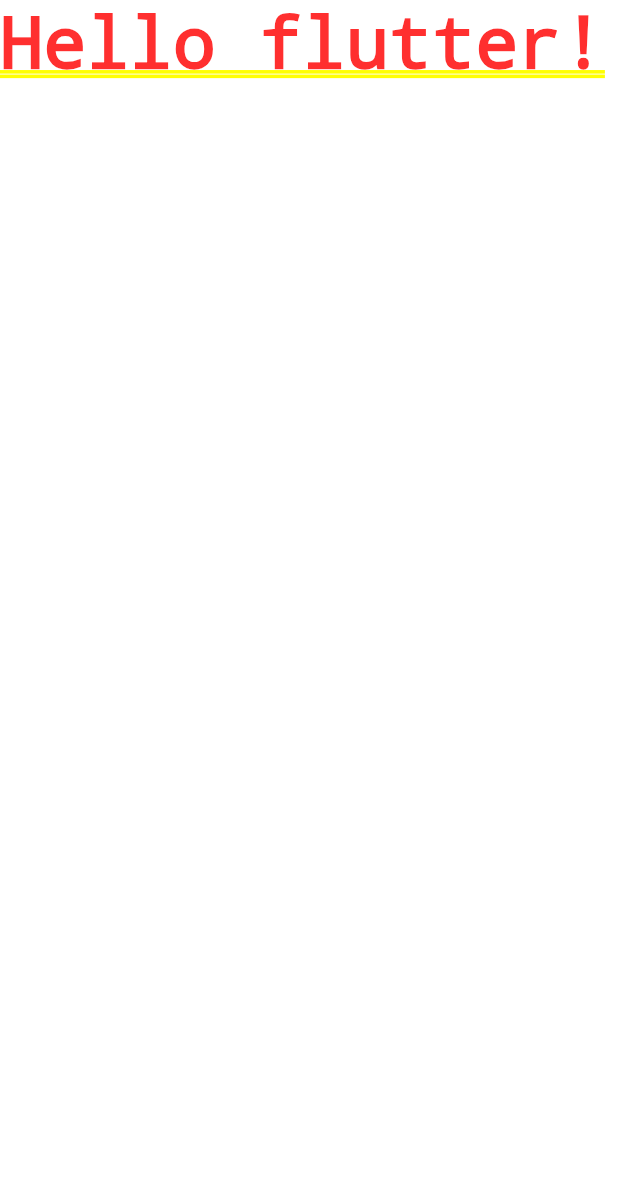
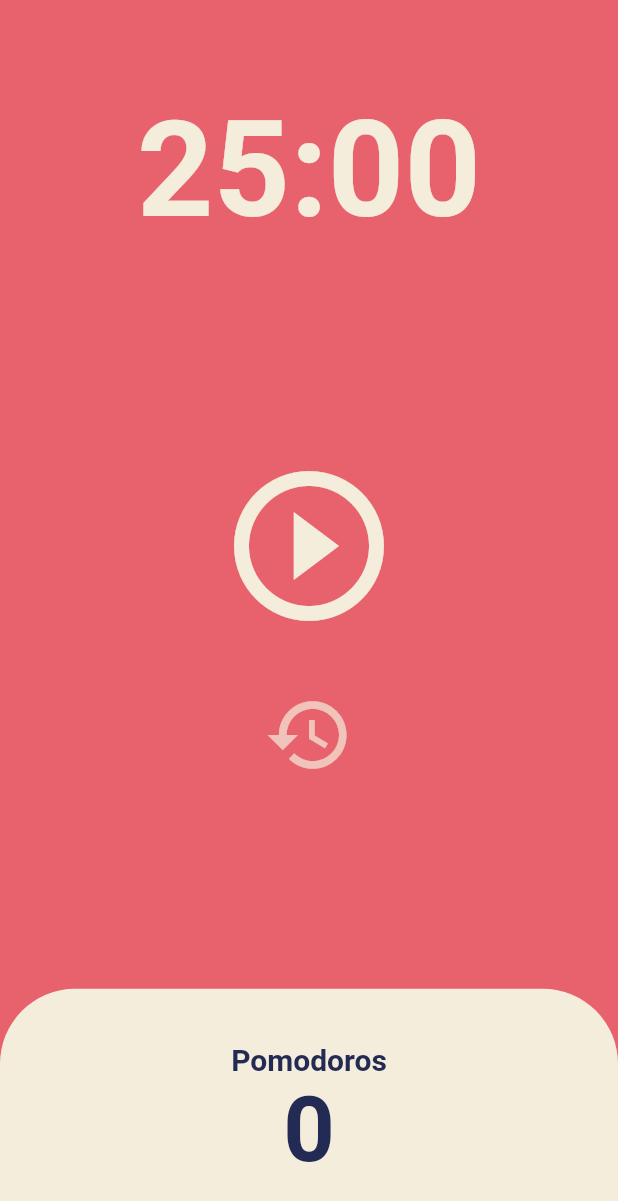
Before and after one commit to PIN-devel/flutter-test, a Flutter app: the screen it shows after launch, on a phone screen of 412 x 824 dp. Shown: the top 1201 px of the screen. Run offline on Flutter 3.47's test engine with Material 2 defaults, Android fonts, the phone set to English and light mode, and no system bars.

```diff
--- a/lib/main.dart
+++ b/lib/main.dart
@@ -1,4 +1,5 @@
 import 'package:flutter/material.dart';
+import 'package:toonflix/screens/home_screen.dart';
 
 void main() {
   runApp(const App());
@@ -9,8 +10,19 @@ class App extends StatelessWidget {
 
   @override
   Widget build(BuildContext context) {
-    return const MaterialApp(
-      home: Text('Hello flutter!'),
+    return MaterialApp(
+      theme: ThemeData(
+        textTheme: const TextTheme(
+          displayLarge: TextStyle(
+            color: Color(0xFF232B55),
+          ),
+        ),
+        colorScheme: ColorScheme.fromSwatch().copyWith(
+          background: const Color(0xFFE7626C),
+        ),
+        cardColor: const Color(0xFFF4EDDB),
+      ),
+      home: const HomeScreen(),
     );
   }
 }
--- /dev/null
+++ b/lib/screens/home_screen.dart
@@ -0,0 +1,149 @@
+import 'dart:async';
+
+import 'package:flutter/material.dart';
+
+class HomeScreen extends StatefulWidget {
+  const HomeScreen({super.key});
+
+  @override
+  State<HomeScreen> createState() => _HomeScreenState();
+}
+
+class _HomeScreenState extends State<HomeScreen> {
+  static const twentyFiveMinutes = 1500;
+  int totalSeconds = twentyFiveMinutes;
+  bool isPlaying = false;
+  int totalPomodoros = 0;
+  late Timer timer;
+
+  void onTick(Timer timer) {
+    if (totalSeconds == 0) {
+      setState(() {
+        totalPomodoros++;
+        isPlaying = false;
+        totalSeconds = twentyFiveMinutes;
+      });
+      timer.cancel();
+    } else {
+      setState(() {
+        totalSeconds--;
+      });
+    }
+  }
+
+  void onStartPressed() {
+    timer = Timer.periodic(const Duration(seconds: 1), onTick);
+    setState(() {
+      isPlaying = true;
+    });
+  }
+
+  void onPausePressed() {
+    timer.cancel();
+    setState(() {
+      isPlaying = false;
+    });
+  }
+
+  void onResetPressed() {
+    timer.cancel();
+    setState(() {
+      isPlaying = false;
+      totalSeconds = twentyFiveMinutes;
+    });
+  }
+
+  String format(int totalSeconds) {
+    String miniutes = (totalSeconds ~/ 60).toString().padLeft(2, '0');
+    String seconds = (totalSeconds % 60).toString().padLeft(2, '0');
+
+    return '$miniutes:$seconds';
+  }
+
+  @override
+  Widget build(BuildContext context) {
+    return Scaffold(
+      backgroundColor: Theme.of(context).colorScheme.background,
+      body: Column(
+        children: [
+          Flexible(
+            flex: 1,
+            child: Container(
+              alignment: Alignment.bottomCenter,
+              child: Text(
+                format(totalSeconds),
+                style: TextStyle(
+                    color: Theme.of(context).cardColor,
+                    fontSize: 89,
+                    fontWeight: FontWeight.w600),
+              ),
+            ),
+          ),
+          Flexible(
+            flex: 3,
+            child:
+                Column(mainAxisAlignment: MainAxisAlignment.center, children: [
+              IconButton(
+                icon: Icon(
+                  isPlaying
+                      ? Icons.pause_circle_outline
+                      : Icons.play_circle_outline,
+                ),
+                onPressed: isPlaying ? onPausePressed : onStartPressed,
+                iconSize: 120,
+                color: Theme.of(context).cardColor,
+              ),
+              const SizedBox(
+                height: 20,
+              ),
+              IconButton(
+                icon: const Icon(Icons.restore_outlined),
+                onPressed: onResetPressed,
+                iconSize: 60,
+                color: Theme.of(context).cardColor.withOpacity(0.7),
+              ),
+            ]),
+          ),
+          Flexible(
+            flex: 1,
+            child: Row(
+              children: [
+                Expanded(
+                  child: Container(
+                    decoration: BoxDecoration(
+                        color: Theme.of(context).cardColor,
+                        borderRadius: const BorderRadius.vertical(
+                            top: Radius.circular(50))),
+                    child: Column(
+                      mainAxisAlignment: MainAxisAlignment.center,
+                      children: [
+                        Text(
+                          'Pomodoros',
+                          style: TextStyle(
+                            fontSize: 20,
+                            fontWeight: FontWeight.w600,
+                            color:
+                                Theme.of(context).textTheme.displayLarge!.color,
+                          ),
+                        ),
+                        Text(
+                          '$totalPomodoros',
+                          style: TextStyle(
+                            fontSize: 60,
+                            fontWeight: FontWeight.w600,
+                            color:
+                                Theme.of(context).textTheme.displayLarge!.color,
+                          ),
+                        ),
+                      ],
+                    ),
+                  ),
+                ),
+              ],
+            ),
+          )
+        ],
+      ),
+    );
+  }
+}
```
Also changed, not shown: 1 other file.
